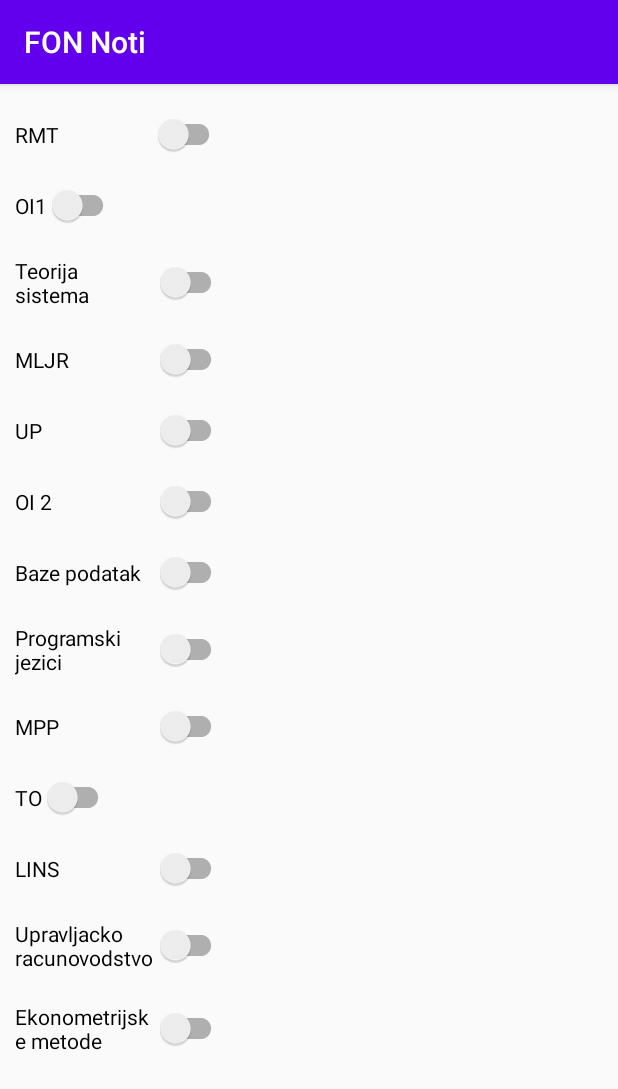
After one commit to Jazz-NZ/FonNoti, an Android app: the TrecaGodinaActivity screen opened directly, with no data from a screen before it, on a phone screen of 412 x 824 dp. The commit adds this screen. Shown: the top 1089 px of the screen. Run offline under Robolectric (Android 15) with nearby library versions, the phone set to English and light mode, and no system bars.

Commit message:
Treca godina zavrsena

```diff
--- a/app/src/main/AndroidManifest.xml
+++ b/app/src/main/AndroidManifest.xml
@@ -12,7 +12,8 @@
         android:supportsRtl="true"
         android:theme="@style/AppTheme"
         android:usesCleartextTraffic="true">
-        <activity android:name=".DrugaGodinaActivity"></activity>
+        <activity android:name=".TrecaGodinaActivity"></activity>
+        <activity android:name=".DrugaGodinaActivity" />
         <activity android:name=".Browser" />
         <activity android:name=".PrvaGodinaActivity" />
         <activity android:name=".MainActivity">
--- a/app/src/main/java/com/example/fonnoti/MainActivity.java
+++ b/app/src/main/java/com/example/fonnoti/MainActivity.java
@@ -19,6 +19,7 @@ public class MainActivity extends AppCompatActivity {
 
     private Button prva;
     private Button druga;
+    private Button treca;
 
     private static final String TAG = "FirebaseMessagingSevise";
     @Override
@@ -78,6 +79,13 @@ public class MainActivity extends AppCompatActivity {
             }
         });
 
+        treca = (Button) findViewById(R.id.trecaGodBtn);
+        treca.setOnClickListener(new View.OnClickListener() {
+            @Override
+            public void onClick(View v) {
+                openTrecaGodina();
+            }
+        });
 
     }
 
@@ -93,6 +101,12 @@ public class MainActivity extends AppCompatActivity {
 
         Intent intentDrugaGodina = new Intent(this, DrugaGodinaActivity.class);
         startActivity(intentDrugaGodina);
+    }
+
+    public void openTrecaGodina(){
+
+        Intent intentTrecaGodina = new Intent(this, TrecaGodinaActivity.class);
+        startActivity(intentTrecaGodina);
     }
 
     public static void subToTopic(String topic){
--- /dev/null
+++ b/app/src/main/java/com/example/fonnoti/TrecaGodinaActivity.java
@@ -0,0 +1,123 @@
+package com.example.fonnoti;
+
+import androidx.appcompat.app.AppCompatActivity;
+import androidx.appcompat.widget.SwitchCompat;
+
+import android.content.SharedPreferences;
+import android.os.Bundle;
+import android.view.View;
+
+public class TrecaGodinaActivity extends AppCompatActivity {
+
+
+
+    SwitchCompat rmt;
+    SwitchCompat oi1;
+    SwitchCompat ts;
+    SwitchCompat mljr;
+    SwitchCompat up;
+    SwitchCompat oi2;
+    SwitchCompat bp;
+
+    SwitchCompat pj;
+    SwitchCompat mpp;
+    SwitchCompat to;
+    SwitchCompat lins;
+    SwitchCompat ur;
+    SwitchCompat ek;
+
+    @Override
+    protected void onCreate(Bundle savedInstanceState) {
+        super.onCreate(savedInstanceState);
+        setContentView(R.layout.activity_treca_godina);
+
+        rmt = (SwitchCompat) findViewById(R.id.rmtSw);
+        swithHandler(rmt,"rmtSave","rmt");
+
+        oi1 = (SwitchCompat) findViewById(R.id.oi1Sw);
+        swithHandler(oi1,"oi1Save","operaciona-istrazivanja-1");
+
+        ts = (SwitchCompat) findViewById(R.id.tsSw); //teorija sistema
+        swithHandler(ts, "tsSave","none");
+
+        mljr = (SwitchCompat) findViewById(R.id.mljrItSw); //ne znam gde je sajt
+        swithHandler(mljr, "mljrITSave","mljr");
+
+        up = (SwitchCompat) findViewById(R.id.upSw);
+        swithHandler(up, "upSave","управљање-квалитетом-основне");
+
+        oi2 = (SwitchCompat) findViewById(R.id.oi2Sw);
+        swithHandler(oi2, "oi2Save","operaciona-istrazivanja-2");
+
+        bp = (SwitchCompat) findViewById(R.id.bpSw);
+        swithHandler(bp, "bpSave","baze-podataka");
+
+
+        pj = (SwitchCompat) findViewById(R.id.pjSw);
+        swithHandler(pj,"pjSave","programski-jezici");
+
+        mpp = (SwitchCompat) findViewById(R.id.mppSw);
+        swithHandler(mpp,"mppSave","modelovanje-poslovnih-procesa");
+
+        to = (SwitchCompat) findViewById(R.id.toSw);
+        swithHandler(to, "toSave","menadzment-tehnologije-i-razvoja"); //ne radi sajt
+
+        lins = (SwitchCompat) findViewById(R.id.linsSw);
+        swithHandler(lins, "linsSave","linearni-statisticki-modeli-2");
+
+        ur = (SwitchCompat) findViewById(R.id.urSw);
+        swithHandler(ur, "urSave","upravljacko-racunovodstvo");
+
+        ek = (SwitchCompat) findViewById(R.id.emSw);
+        swithHandler(ek, "ekSave","ekonometrijske-metode-2");
+
+
+    }
+
+
+
+    public void swithHandler(final SwitchCompat switchCompat, String save, final String topic){
+
+        //sacuvati stanje za mata1 swith
+        SharedPreferences sharedPreferences = getSharedPreferences(save,MODE_PRIVATE);
+
+        // jer mora da bude final u inner class
+        final String saveNew = save;
+
+        switchCompat.setChecked(sharedPreferences.getBoolean("value",false));
+
+        if(switchCompat.isChecked()) {
+            MainActivity.subToTopic(topic);
+        }else{
+            MainActivity.unsubFromTopic(topic);
+        }
+
+
+
+        switchCompat.setOnClickListener(new View.OnClickListener() {
+            @Override
+            public void onClick(View v) {
+                if(switchCompat.isChecked()) {
+
+                    SharedPreferences.Editor editor = getSharedPreferences(saveNew, MODE_PRIVATE).edit();
+                    editor.putBoolean("value", true);
+                    editor.apply();
+                    switchCompat.setChecked(true);
+                    MainActivity.subToTopic(topic);
+                }
+                else{
+
+                    SharedPreferences.Editor editor = getSharedPreferences(saveNew, MODE_PRIVATE).edit();
+                    editor.putBoolean("value", false);
+                    editor.apply();
+                    switchCompat.setChecked(false);
+                    MainActivity.unsubFromTopic(topic);
+
+
+                }
+            }
+        });
+
+    }
+
+}
--- /dev/null
+++ b/app/src/main/res/layout/activity_treca_godina.xml
@@ -0,0 +1,177 @@
+<?xml version="1.0" encoding="utf-8"?>
+<androidx.constraintlayout.widget.ConstraintLayout xmlns:android="http://schemas.android.com/apk/res/android"
+    xmlns:app="http://schemas.android.com/apk/res-auto"
+    xmlns:tools="http://schemas.android.com/tools"
+    android:layout_width="match_parent"
+    android:layout_height="match_parent"
+    tools:context=".TrecaGodinaActivity">
+
+
+    <ScrollView
+        android:layout_width="fill_parent"
+        android:layout_height="fill_parent">
+
+
+        <LinearLayout
+            android:layout_width="match_parent"
+            android:layout_height="match_parent"
+            android:orientation="vertical"
+            tools:layout_editor_absoluteX="0dp"
+            tools:layout_editor_absoluteY="47dp"
+            app:layout_constraintBottom_toBottomOf="parent"
+            app:layout_constraintEnd_toEndOf="parent"
+            app:layout_constraintStart_toStartOf="parent"
+            app:layout_constraintTop_toTopOf="parent">
+
+
+            <androidx.appcompat.widget.SwitchCompat
+                android:id="@+id/rmtSw"
+                android:layout_width="140dp"
+
+                android:layout_height="wrap_content"
+                android:layout_marginLeft="10dp"
+                android:layout_marginTop="20dp"
+                android:layout_marginRight="10dp"
+                android:layout_marginBottom="10dp"
+                android:text="RMT"></androidx.appcompat.widget.SwitchCompat>
+
+            <androidx.appcompat.widget.SwitchCompat
+                android:id="@+id/oi1Sw"
+                android:layout_width="wrap_content"
+
+                android:layout_height="wrap_content"
+                android:layout_marginLeft="10dp"
+                android:layout_marginTop="10dp"
+                android:layout_marginRight="10dp"
+                android:layout_marginBottom="10dp"
+                android:text="OI1"></androidx.appcompat.widget.SwitchCompat>
+
+
+            <androidx.appcompat.widget.SwitchCompat
+                android:id="@+id/tsSw"
+                android:layout_width="141dp"
+
+                android:layout_height="wrap_content"
+                android:layout_marginLeft="10dp"
+                android:layout_marginTop="10dp"
+                android:layout_marginRight="10dp"
+                android:layout_marginBottom="10dp"
+                android:text="Teorija sistema"></androidx.appcompat.widget.SwitchCompat>
+
+
+            <androidx.appcompat.widget.SwitchCompat
+                android:id="@+id/mljrItSw"
+                android:layout_width="141dp"
+
+                android:layout_height="wrap_content"
+                android:layout_marginLeft="10dp"
+                android:layout_marginTop="10dp"
+                android:layout_marginRight="10dp"
+                android:layout_marginBottom="10dp"
+                android:text="MLJR"></androidx.appcompat.widget.SwitchCompat>
+
+            <androidx.appcompat.widget.SwitchCompat
+                android:id="@+id/upSw"
+                android:layout_width="141dp"
+
+                android:layout_height="wrap_content"
+                android:layout_marginLeft="10dp"
+                android:layout_marginTop="10dp"
+                android:layout_marginRight="10dp"
+                android:layout_marginBottom="10dp"
+                android:text="UP"></androidx.appcompat.widget.SwitchCompat>
+
+            <androidx.appcompat.widget.SwitchCompat
+                android:id="@+id/oi2Sw"
+                android:layout_width="141dp"
+
+                android:layout_height="wrap_content"
+                android:layout_marginLeft="10dp"
+                android:layout_marginTop="10dp"
+                android:layout_marginRight="10dp"
+                android:layout_marginBottom="10dp"
+                android:text="OI 2"></androidx.appcompat.widget.SwitchCompat>
+
+            <androidx.appcompat.widget.SwitchCompat
+                android:id="@+id/bpSw"
+                android:layout_width="141dp"
+
+                android:layout_height="wrap_content"
+                android:layout_marginLeft="10dp"
+                android:layout_marginTop="10dp"
+                android:layout_marginRight="10dp"
+                android:layout_marginBottom="10dp"
+                android:text="Baze podatak"></androidx.appcompat.widget.SwitchCompat>
+
+            <androidx.appcompat.widget.SwitchCompat
+                android:id="@+id/pjSw"
+                android:layout_width="141dp"
+
+                android:layout_height="wrap_content"
+                android:layout_marginLeft="10dp"
+                android:layout_marginTop="10dp"
+                android:layout_marginRight="10dp"
+                android:layout_marginBottom="10dp"
+                android:text="Programski jezici"></androidx.appcompat.widget.SwitchCompat>
+
+            <androidx.appcompat.widget.SwitchCompat
+                android:id="@+id/mppSw"
+                android:layout_width="141dp"
+
+                android:layout_height="wrap_content"
+                android:layout_marginLeft="10dp"
+                android:layout_marginTop="10dp"
+                android:layout_marginRight="10dp"
+                android:layout_marginBottom="10dp"
+                android:text="MPP"></androidx.appcompat.widget.SwitchCompat>
+
+
+            <androidx.appcompat.widget.SwitchCompat
+                android:id="@+id/toSw"
+                android:layout_width="wrap_content"
+
+                android:layout_height="wrap_content"
+                android:layout_marginLeft="10dp"
+                android:layout_marginTop="10dp"
+                android:layout_marginRight="10dp"
+                android:layout_marginBottom="10dp"
+                android:text="TO"></androidx.appcompat.widget.SwitchCompat>
+
+            <androidx.appcompat.widget.SwitchCompat
+                android:id="@+id/linsSw"
+                android:layout_width="141dp"
+
+                android:layout_height="wrap_content"
+                android:layout_marginLeft="10dp"
+                android:layout_marginTop="10dp"
+                android:layout_marginRight="10dp"
+                android:layout_marginBottom="10dp"
+                android:text="LINS"></androidx.appcompat.widget.SwitchCompat>
+
+            <androidx.appcompat.widget.SwitchCompat
+                android:id="@+id/urSw"
+                android:layout_width="141dp"
+
+                android:layout_height="wrap_content"
+                android:layout_marginLeft="10dp"
+                android:layout_marginTop="10dp"
+                android:layout_marginRight="10dp"
+                android:layout_marginBottom="10dp"
+                android:text="Upravljacko racunovodstvo"></androidx.appcompat.widget.SwitchCompat>
+
+            <androidx.appcompat.widget.SwitchCompat
+                android:id="@+id/emSw"
+                android:layout_width="141dp"
+
+                android:layout_height="wrap_content"
+                android:layout_marginLeft="10dp"
+                android:layout_marginTop="10dp"
+                android:layout_marginRight="10dp"
+                android:layout_marginBottom="10dp"
+                android:text="Ekonometrijske metode"></androidx.appcompat.widget.SwitchCompat>
+
+
+        </LinearLayout>
+    </ScrollView>
+
+</androidx.constraintlayout.widget.ConstraintLayout>
```
